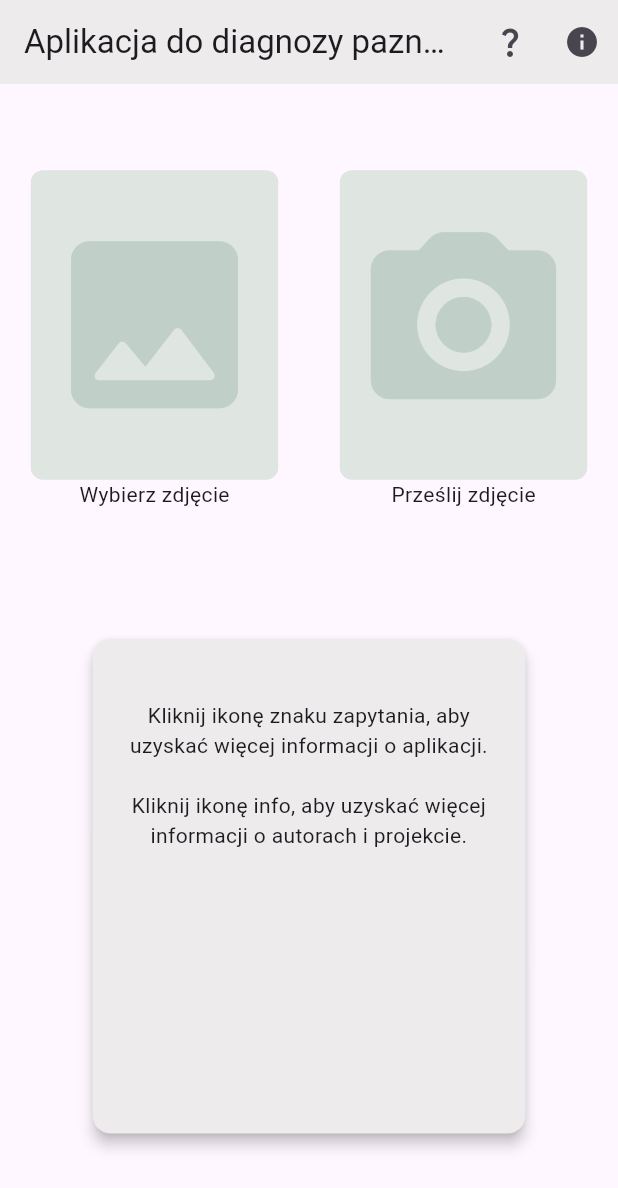
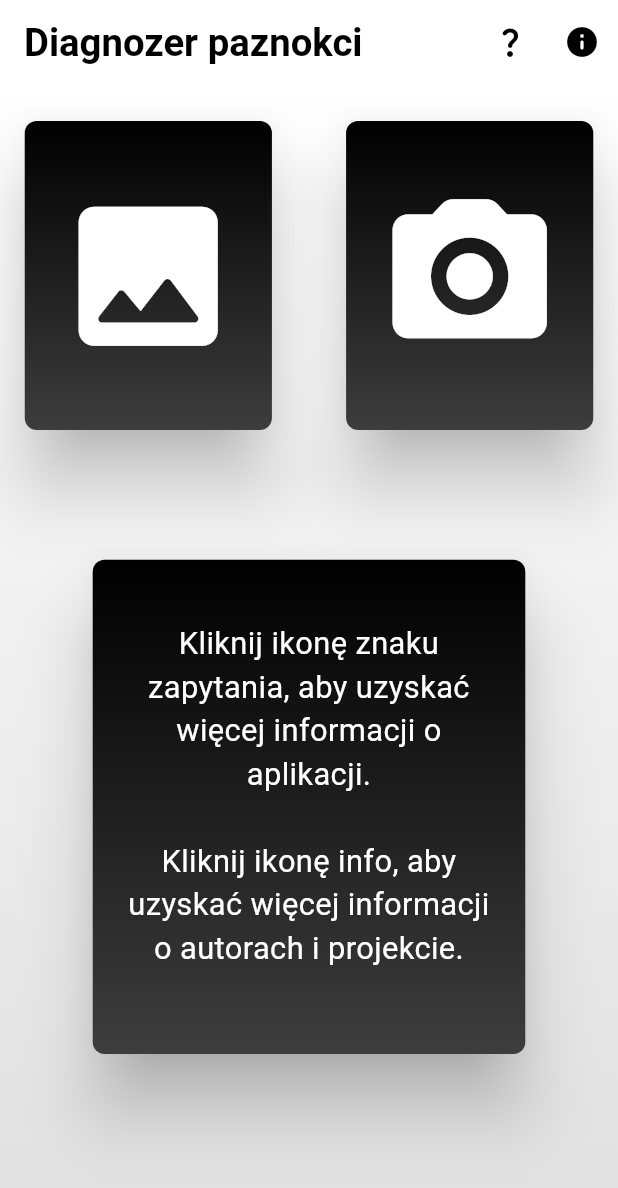
Before and after one commit to mikolaj44/nail-disease-detection-app, a Flutter app: the screen it shows after launch, on a phone screen of 412 x 824 dp. Shown: the top 1188 px of the screen. Run offline on Flutter 3.47's test engine with Material 3 defaults, Android fonts, the phone set to English and light mode, and no system bars; our stand-ins replace file_picker, google_fonts; Roboto replaces fonts that are missing (DM Serif Text).

Commit message:
Fixed the design inconsistencies

```diff
--- a/flutterfrontend/lib/pages/MainPage.dart
+++ b/flutterfrontend/lib/pages/MainPage.dart
@@ -1,4 +1,5 @@
 import 'package:flutter/material.dart';
+import 'package:google_fonts/google_fonts.dart';
 import '../api/ApiCaller.dart';
 
 class MainPage extends StatelessWidget {
@@ -26,7 +27,14 @@ class MainPage extends StatelessWidget {
                   padding: EdgeInsets.symmetric(
                     horizontal: screenHeight * 0.05,
                   ),
-                  child: Text(textAlign: TextAlign.center, text),
+                  child: Text(textAlign: TextAlign.center, text, style: GoogleFonts.getFont(
+                    'DM Serif Text',
+                    textStyle: TextStyle(
+                      fontSize: screenHeight * 0.025,
+                      color: const Color.fromARGB(255, 0, 0, 0),
+                      fontWeight: FontWeight.normal,
+                    ),
+                  )),
                 ),
                 SizedBox(height: screenHeight * 0.1),
               ],
@@ -37,20 +45,31 @@ class MainPage extends StatelessWidget {
     );
   }
 
-  Column customButton(BuildContext context, String text, IconData iconData) {
-    return Column(
+  Material customButton(BuildContext context, String text, IconData iconData) {
+    return Material(
+      elevation: 20,
+      borderRadius: BorderRadius.circular(8),
+
+      child: Column(
         children: [
           Container(
             decoration: BoxDecoration(
-            color: const Color(0XFFBAC7BD),
               shape: BoxShape.rectangle,
               borderRadius: BorderRadius.circular(8),
+              gradient: const LinearGradient(
+                colors: [
+                  Color.fromARGB(255, 0, 0, 0),
+                  Color.fromARGB(255, 61, 61, 61),
+                ],
+                begin: Alignment.topCenter,
+                end: Alignment.bottomCenter,
+              ),
             ),
             child: IconButton(
               icon: Icon(
                 iconData,
-              size: screenHeight * 0.18,
-              color: Color.fromARGB(255, 192, 207, 200),
+                size: screenHeight * 0.15,
+                color: Color.fromARGB(255, 255, 255, 255),
               ),
               onPressed: () async {
                 //String result = await ApiCaller.getResult();
@@ -61,9 +80,6 @@ class MainPage extends StatelessWidget {
               },
 
               style: IconButton.styleFrom(
-              backgroundColor: Colors.white54,
-              foregroundColor: Colors.white54,
-
                 shape: RoundedRectangleBorder(
                   borderRadius: BorderRadius.circular(8),
                 ),
@@ -73,8 +89,9 @@ class MainPage extends StatelessWidget {
             ),
           ),
 
-        Text(text, style: TextStyle(fontWeight: FontWeight.normal)),
+          //Text(text, style: TextStyle(fontWeight: FontWeight.normal)),
         ],
+      ),
     );
   }
 
@@ -86,12 +103,27 @@ class MainPage extends StatelessWidget {
     return Scaffold(
       appBar: AppBar(
         centerTitle: false,
-        title: const Text('Aplikacja do diagnozy paznokci'),
-        backgroundColor: const Color.fromARGB(255, 237, 235, 235),
+        //title: const Text('Aplikacja do diagnozy paznokci'),
+        backgroundColor:
+            Colors.white, //const Color.fromARGB(255, 237, 235, 235),
+
+        title: Text(
+          'Diagnozer paznokci',
+          style: GoogleFonts.getFont(
+            'DM Serif Text',
+            textStyle: TextStyle(
+              fontSize: screenHeight * 0.031,
+              color: const Color.fromARGB(255, 0, 0, 0),
+              fontWeight: FontWeight.bold,
+            ),
+          ),
+          textAlign: TextAlign.left,
+        ),
 
         actions: [
           IconButton(
-            icon: const Icon(Icons.question_mark),
+            icon: const Icon(Icons.question_mark_rounded),
+            color: Colors.black,
             onPressed: () {
               showCustomModalBottomSheet(
                 context,
@@ -101,7 +133,8 @@ class MainPage extends StatelessWidget {
           ),
 
           IconButton(
-            icon: const Icon(Icons.info),
+            icon: const Icon(Icons.info_rounded),
+            color: Colors.black,
             onPressed: () {
               showCustomModalBottomSheet(
                 context,
@@ -112,12 +145,24 @@ class MainPage extends StatelessWidget {
         ],
       ),
 
-      body: Column(
+      body: Container(
+        decoration: BoxDecoration(
+          gradient: const LinearGradient(
+            colors: [
+              Color.fromARGB(255, 255, 255, 255),
+              Color.fromARGB(255, 225, 224, 224),
+            ],
+            begin: Alignment.topCenter,
+            end: Alignment.bottomCenter,
+          ),
+        ),
+
+        child: Column(
           crossAxisAlignment: CrossAxisAlignment.center,
           mainAxisAlignment: MainAxisAlignment.start,
 
           children: <Widget>[
-          SizedBox(height: screenHeight * 0.07),
+            SizedBox(height: screenHeight * 0.03),
 
             Center(
               child: Row(
@@ -125,7 +170,7 @@ class MainPage extends StatelessWidget {
                 children: [
                   customButton(context, 'Wybierz zdjęcie', Icons.image_rounded),
 
-                SizedBox(width: screenHeight * 0.05),
+                  SizedBox(width: screenHeight * 0.06),
 
                   customButton(
                     context,
@@ -139,12 +184,26 @@ class MainPage extends StatelessWidget {
             SizedBox(height: screenHeight * 0.1),
 
             Card(
-            elevation: 4,
+              elevation: 20,
               color: const Color.fromARGB(255, 237, 235, 235),
               //margin: EdgeInsets.all(16),
               child: SizedBox(
                 width: screenWidth * 0.7,
                 height: screenHeight * 0.4,
+
+                child: Container(
+                  decoration: BoxDecoration(
+                    borderRadius: BorderRadius.circular(8),
+                    gradient: const LinearGradient(
+                      colors: [
+                        Color.fromARGB(255, 0, 0, 0),
+                        Color.fromARGB(255, 61, 61, 61),
+                      ],
+                      begin: Alignment.topCenter,
+                      end: Alignment.bottomCenter,
+                    ),
+                  ),
+
                   child: Padding(
                     padding: EdgeInsets.symmetric(
                       horizontal: screenWidth * 0.05,
@@ -153,14 +212,27 @@ class MainPage extends StatelessWidget {
                     child: Column(
                       mainAxisSize: MainAxisSize.min,
                       children: [
-                    Text('Kliknij ikonę znaku zapytania, aby uzyskać więcej informacji o aplikacji.\n\nKliknij ikonę info, aby uzyskać więcej informacji o autorach i projekcie.', textAlign: TextAlign.center),
+                        Text(
+                          'Kliknij ikonę znaku zapytania, aby uzyskać więcej informacji o aplikacji.\n\nKliknij ikonę info, aby uzyskać więcej informacji o autorach i projekcie.',
+                          textAlign: TextAlign.center,
+                          style: GoogleFonts.getFont(
+                            'DM Serif Text',
+                            textStyle: TextStyle(
+                              fontSize: screenHeight * 0.025,
+                              color: const Color.fromARGB(255, 255, 255, 255),
+                              fontWeight: FontWeight.normal,
+                            ),
+                          ),
+                        ),
                       ],
+                    ),
                   ),
                 ),
               ),
             ),
           ],
         ),
+      ),
     );
   }
 }
--- a/flutterfrontend/pubspec.yaml
+++ b/flutterfrontend/pubspec.yaml
@@ -36,6 +36,7 @@ dependencies:
   cupertino_icons: ^1.0.8
   http: ^1.4.0
   file_picker: ^10.1.8
+  google_fonts: ^6.2.1
 
 dev_dependencies:
   flutter_test:
```
Also changed, not shown: flutterfrontend/pubspec.lock, 1 other file. Lines whose indentation alone changed are shown as unchanged.
